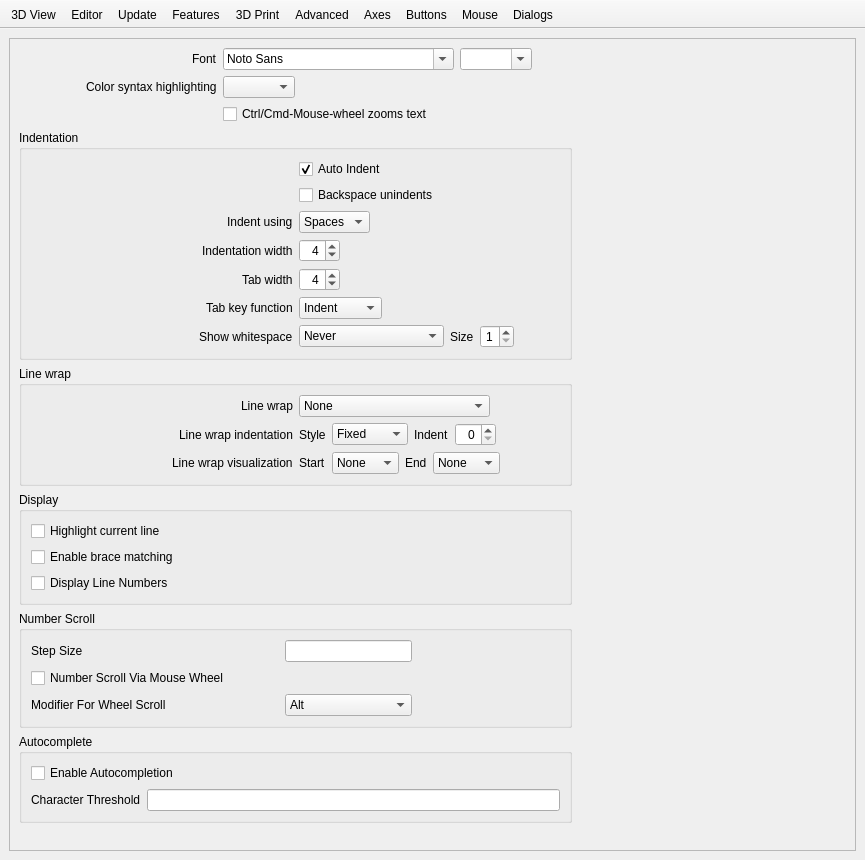
iliagrigorevdev/scad-gltf, file src/gui/Preferences.ui: the form before one commit.
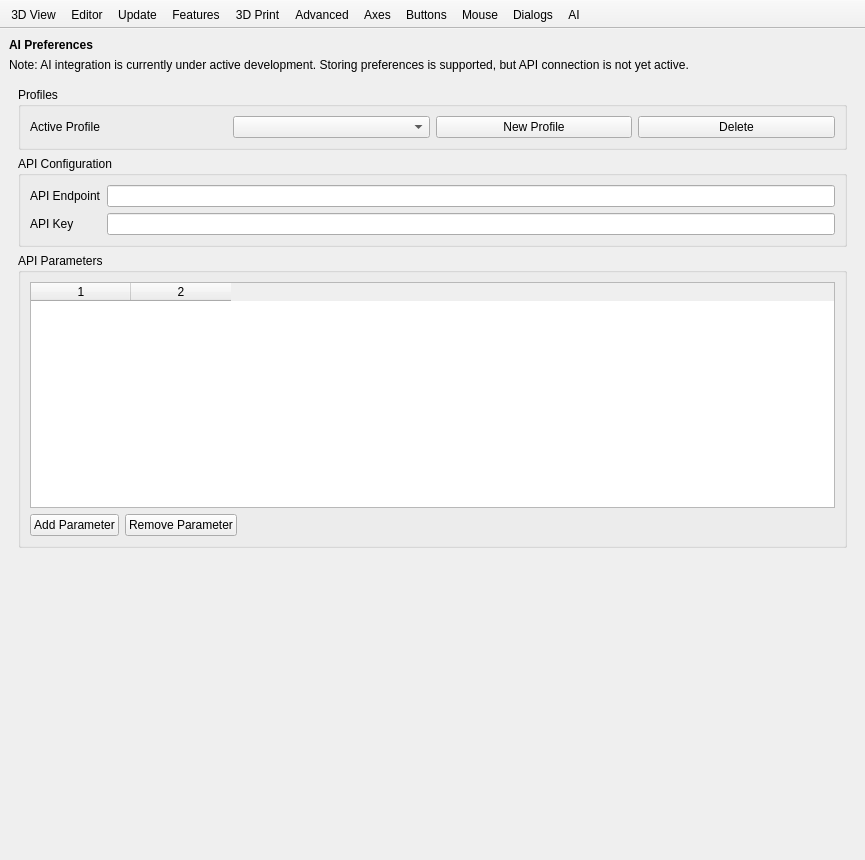
The form after the commit. The open tabs and pages were chosen to show the change. Icons and pictures are not drawn. Custom widgets are drawn as their Qt base class.

Patch:
```diff
--- a/src/gui/Preferences.ui
+++ b/src/gui/Preferences.ui
@@ -135,9 +135,9 @@
            <property name="geometry">
             <rect>
              <x>0</x>
-             <y>0</y>
-             <width>824</width>
-             <height>933</height>
+             <y>-247</y>
+             <width>831</width>
+             <height>1019</height>
             </rect>
            </property>
            <layout class="QGridLayout" name="gridLayout_5">
@@ -637,7 +637,7 @@
                  <widget class="QFontComboBox" name="fontChooser">
                   <property name="currentFont">
                    <font>
-                    <family>Academy Engraved LET</family>
+                    <family>DejaVu Sans</family>
                     <pointsize>12</pointsize>
                    </font>
                   </property>
@@ -2868,6 +2868,196 @@
         </item>
        </layout>
       </widget>
+      <widget class="QWidget" name="pageAI">
+       <layout class="QVBoxLayout" name="verticalLayoutAI">
+        <property name="leftMargin">
+         <number>0</number>
+        </property>
+        <property name="topMargin">
+         <number>0</number>
+        </property>
+        <property name="rightMargin">
+         <number>0</number>
+        </property>
+        <property name="bottomMargin">
+         <number>0</number>
+        </property>
+        <item>
+         <widget class="QLabel" name="labelAIHeader">
+          <property name="font">
+           <font>
+            <weight>75</weight>
+            <bold>true</bold>
+           </font>
+          </property>
+          <property name="text">
+           <string>AI Preferences</string>
+          </property>
+         </widget>
+        </item>
+        <item>
+         <widget class="QLabel" name="labelAIUnderDevWarning">
+          <property name="text">
+           <string>Note: AI integration is currently under active development. Storing preferences is supported, but API connection is not yet active.</string>
+          </property>
+          <property name="wordWrap">
+           <bool>true</bool>
+          </property>
+          <property name="textFormat">
+           <enum>Qt::AutoText</enum>
+          </property>
+         </widget>
+        </item>
+        <item>
+         <widget class="QScrollArea" name="scrollAreaAI">
+          <property name="frameShape">
+           <enum>QFrame::NoFrame</enum>
+          </property>
+          <property name="widgetResizable">
+           <bool>true</bool>
+          </property>
+          <widget class="QWidget" name="scrollAreaWidgetContentsAI">
+           <property name="geometry">
+            <rect>
+             <x>0</x>
+             <y>0</y>
+             <width>839</width>
+             <height>750</height>
+            </rect>
+           </property>
+           <layout class="QVBoxLayout" name="verticalLayoutAIScroll">
+            <item>
+             <widget class="QGroupBox" name="groupBoxAIProfile">
+              <property name="title">
+               <string>Profiles</string>
+              </property>
+              <layout class="QGridLayout" name="gridLayoutAIProfile">
+               <item row="0" column="0">
+                <widget class="QLabel" name="labelAIProfile">
+                 <property name="text">
+                  <string>Active Profile</string>
+                 </property>
+                </widget>
+               </item>
+               <item row="0" column="1">
+                <widget class="QComboBox" name="comboBoxAIProfile"/>
+               </item>
+               <item row="0" column="2">
+                <widget class="QPushButton" name="pushButtonAINewProfile">
+                 <property name="text">
+                  <string>New Profile</string>
+                 </property>
+                </widget>
+               </item>
+               <item row="0" column="3">
+                <widget class="QPushButton" name="pushButtonAIDeleteProfile">
+                 <property name="text">
+                  <string>Delete</string>
+                 </property>
+                </widget>
+               </item>
+              </layout>
+             </widget>
+            </item>
+            <item>
+             <widget class="QGroupBox" name="groupBoxAIConfig">
+              <property name="title">
+               <string>API Configuration</string>
+              </property>
+              <layout class="QGridLayout" name="gridLayoutAIConfig">
+               <item row="0" column="0">
+                <widget class="QLabel" name="labelAIApiEndpoint">
+                 <property name="text">
+                  <string>API Endpoint</string>
+                 </property>
+                </widget>
+               </item>
+               <item row="0" column="1">
+                <widget class="QLineEdit" name="lineEditAIApiEndpoint"/>
+               </item>
+               <item row="1" column="0">
+                <widget class="QLabel" name="labelAIApiKey">
+                 <property name="text">
+                  <string>API Key</string>
+                 </property>
+                </widget>
+               </item>
+               <item row="1" column="1">
+                <widget class="QLineEdit" name="lineEditAIApiKey">
+                 <property name="echoMode">
+                  <enum>QLineEdit::Password</enum>
+                 </property>
+                </widget>
+               </item>
+              </layout>
+             </widget>
+            </item>
+            <item>
+             <widget class="QGroupBox" name="groupBoxAIParams">
+              <property name="title">
+               <string>API Parameters</string>
+              </property>
+              <layout class="QVBoxLayout" name="verticalLayoutAIParams">
+               <item>
+                <widget class="QTableWidget" name="tableWidgetAIParams">
+                 <property name="columnCount">
+                  <number>2</number>
+                 </property>
+                </widget>
+               </item>
+               <item>
+                <layout class="QHBoxLayout" name="horizontalLayoutAIParamsButtons">
+                 <item>
+                  <widget class="QPushButton" name="pushButtonAIParamAdd">
+                   <property name="text">
+                    <string>Add Parameter</string>
+                   </property>
+                  </widget>
+                 </item>
+                 <item>
+                  <widget class="QPushButton" name="pushButtonAIParamRemove">
+                   <property name="text">
+                    <string>Remove Parameter</string>
+                   </property>
+                  </widget>
+                 </item>
+                 <item>
+                  <spacer name="horizontalSpacerAIParams">
+                   <property name="orientation">
+                    <enum>Qt::Horizontal</enum>
+                   </property>
+                   <property name="sizeHint" stdset="0">
+                    <size>
+                     <width>40</width>
+                     <height>20</height>
+                    </size>
+                   </property>
+                  </spacer>
+                 </item>
+                </layout>
+               </item>
+              </layout>
+             </widget>
+            </item>
+            <item>
+             <spacer name="verticalSpacerAI">
+              <property name="orientation">
+               <enum>Qt::Vertical</enum>
+              </property>
+              <property name="sizeHint" stdset="0">
+               <size>
+                <width>20</width>
+                <height>40</height>
+               </size>
+              </property>
+             </spacer>
+            </item>
+           </layout>
+          </widget>
+         </widget>
+        </item>
+       </layout>
+      </widget>
      </widget>
     </item>
    </layout>
@@ -2907,6 +3097,7 @@
    <addaction name="prefsActionInputButton"/>
    <addaction name="prefsActionMouse"/>
    <addaction name="prefsActionDialogs"/>
+   <addaction name="prefsActionAI"/>
   </widget>
   <action name="prefsAction3DView">
    <property name="checkable">
@@ -3037,6 +3228,21 @@
     <string>Dialogs</string>
    </property>
   </action>
+  <action name="prefsActionAI">
+   <property name="checkable">
+    <bool>true</bool>
+   </property>
+   <property name="icon">
+    <iconset resource="../../resources/common.qrc">
+     <normaloff>:/icons/prefsFeatures.png</normaloff>:/icons/prefsFeatures.png</iconset>
+   </property>
+   <property name="text">
+    <string>AI</string>
+   </property>
+   <property name="toolTip">
+    <string>AI and LLM configurations</string>
+   </property>
+  </action>
   <action name="actionLocalAppParameterDir">
    <property name="icon">
     <iconset theme="chokusen-folder">
```
Left out of the diff: 118 changed lines with no effect on the pictures.
